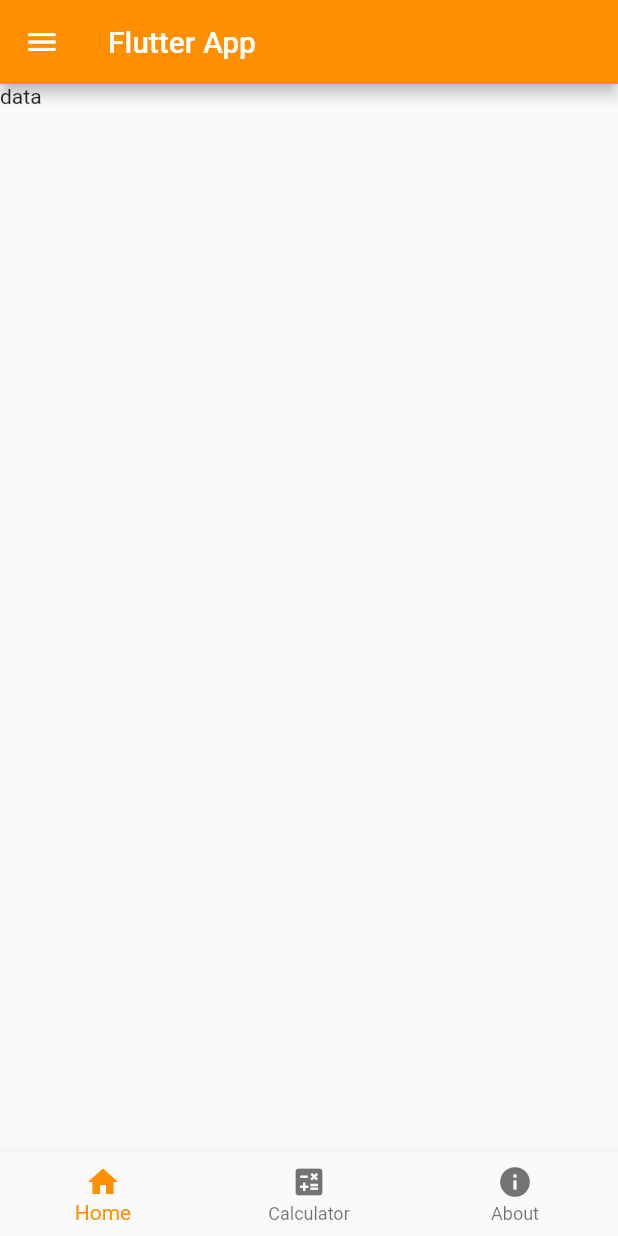
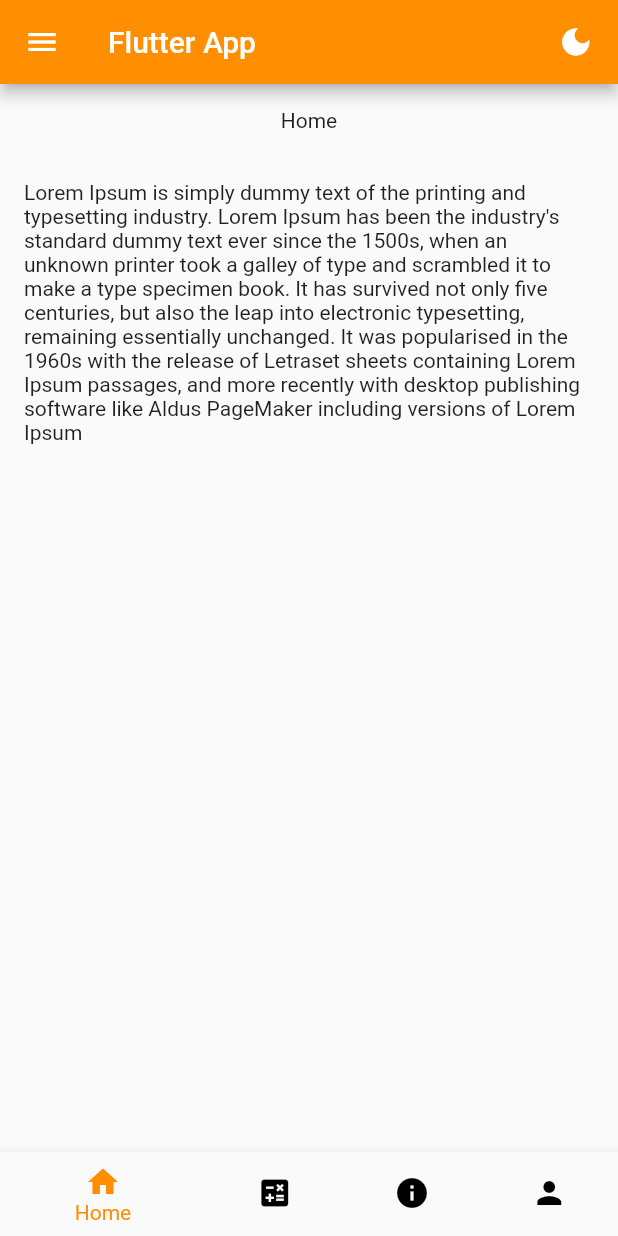
Before and after one commit to ganzagauzy/flutter-calculator, a Flutter app: the screen it shows after launch, on a phone screen of 412 x 824 dp. Run offline on Flutter 3.47's test engine with Material 2 defaults, Android fonts, the phone set to English and light mode, and no system bars.

Commit message:
login and signup

```diff
--- a/lib/main.dart
+++ b/lib/main.dart
@@ -1,35 +1,86 @@
 import 'package:calculator/calculator_screen.dart';
 import 'package:calculator/pages/about.dart';
 import 'package:calculator/pages/home.dart';
+import 'package:calculator/pages/login.dart';
+import 'package:calculator/dependency_injection.dart';
+import 'package:calculator/theme/theme_provider.dart';
+import 'package:calculator/theme/theme.dart';
+import 'package:provider/provider.dart';
+// import 'package:calculator/pages/register.dart';
 import 'package:flutter/material.dart';
 
-/// Flutter code sample for [BottomNavigationBar].
+Future<void> main() async {
+  // DependecyInjection.init();
+  runApp(const MyApp());
+  // DependecyInjection.init();
+  // runApp(
+  //   ChangeNotifierProvider(
+  //     create: (context) => ThemeProvider(),
+  //     child: MyApp(),
+  //   ),
+  // );
+}
 
-void main() => runApp(const BottomNavigationBarExampleApp());
+bool _isDarkMode = false;
 
-class BottomNavigationBarExampleApp extends StatelessWidget {
-  const BottomNavigationBarExampleApp({super.key});
+class MyApp extends StatefulWidget {
+  const MyApp({super.key});
 
   @override
+  State<MyApp> createState() => _MyAppState();
+}
+
+class _MyAppState extends State<MyApp> {
+  final ValueNotifier<ThemeMode> _notifier = ValueNotifier(ThemeMode.light);
+  // This widget is the root of your application.
+  @override
   Widget build(BuildContext context) {
-    return const MaterialApp(
-      home: BottomNavigationBarExample(),
-      debugShowCheckedModeBanner: false,
+    return ValueListenableBuilder<ThemeMode>(
+      valueListenable: _notifier,
+      builder: (_, mode, __) {
+        return MaterialApp(
+          title: 'Flutter Demo',
+          debugShowCheckedModeBanner: false,
+          darkTheme: ThemeData.dark(),
+          // themeMode: mode,
+          // theme: Provider.of<ThemeProvider>(context).themeData,
+          themeMode: _isDarkMode ? ThemeMode.dark : ThemeMode.light,
+          // theme: ThemeData(
+          //   primarySwatch: Colors.blue,
+          // ),
+          home: const MyHomePage(title: 'Flutter App'),
+        );
+      },
     );
   }
 }
 
-class BottomNavigationBarExample extends StatefulWidget {
-  const BottomNavigationBarExample({super.key});
+class MyHomePage extends StatefulWidget {
+  const MyHomePage({super.key, required this.title});
+
+  final String title;
 
   @override
-  State<BottomNavigationBarExample> createState() =>
-      _BottomNavigationBarExampleState();
+  State<MyHomePage> createState() => _MyHomePageState();
 }
 
-class _BottomNavigationBarExampleState
-    extends State<BottomNavigationBarExample> {
+class _MyHomePageState extends State<MyHomePage> {
   int _selectedIndex = 0;
+  // Track the current theme mode
+  // Function to toggle between light and dark themes
+  void _toggleTheme() {
+    setState(() {
+      _isDarkMode = !_isDarkMode; // Toggle the theme mode
+
+      // themeMode = _isDarkMode ? ThemeMode.dark : ThemeMode.light;
+      if (_isDarkMode) {
+        ThemeData.dark();
+      } else {
+        ThemeData.light();
+      }
+    });
+  }
+
   static const TextStyle optionStyle =
       TextStyle(fontSize: 30, fontWeight: FontWeight.bold);
   static const List<Widget> _widgetOptions = <Widget>[
@@ -47,30 +98,43 @@ class _BottomNavigationBarExampleState
     HomeScreen(),
     CalculatorScreen(),
     About(),
-
-    // AboutPage(),
   ];
 
   void _onItemTapped(int index) {
     setState(() {
       _selectedIndex = index;
     });
-    // Navigate to the AboutPage when the "Calculator" item is tapped
-    // if (index == 1) {
-    //   // Assuming "About" item index is 2
-    //   Navigator.push(
-    //     context,
-    //     MaterialPageRoute(builder: (context) => CalculatorScreen()),
-    //   );
-    // }
+    if (index == 3) {
+      Navigator.push(
+        context,
+        MaterialPageRoute(builder: (context) => LoginPage()),
+      );
+    }
   }
 
   @override
   Widget build(BuildContext context) {
     return Scaffold(
       appBar: AppBar(
-        title: const Text('Flutter App'),
+        title: Text(widget.title),
         backgroundColor: Colors.amber[800],
+        actions: [
+          // Add an IconButton to toggle theme
+          IconButton(
+            icon: Icon(_isDarkMode ? Icons.light_mode : Icons.dark_mode),
+            onPressed: () {
+              _toggleTheme();
+              ThemeData.light();
+            },
+            padding: EdgeInsets.all(16.16),
+          ),
+          // ElevatedButton(
+          //     onPressed: () {
+          //       _toggleTheme();
+          //       ThemeData.dark();
+          //     },
+          //     child: Text("data"))
+        ],
       ),
       drawer: Drawer(
         child: ListView(
@@ -101,12 +165,24 @@ class _BottomNavigationBarExampleState
                   _selectedIndex = 2; // Set the selected index to Home
                 });
               },
+            ),
+            ListTile(
+              title: const Text("Login"),
+              onTap: () {
+                Navigator.push(
+                  context,
+                  MaterialPageRoute(builder: (context) => LoginPage()),
+                );
+              },
             )
           ],
         ),
       ),
       body: Center(
-        child: _widgetOptions.elementAt(_selectedIndex),
+        child: _widgetOptions.elementAt(
+          _selectedIndex,
+        ),
+        // child: ElevatedButton(onPressed: () {}, child: Text("Toogle theme")),
       ),
       bottomNavigationBar: BottomNavigationBar(
         items: const <BottomNavigationBarItem>[
@@ -122,11 +198,16 @@ class _BottomNavigationBarExampleState
             icon: Icon(Icons.info),
             label: 'About',
           ),
+          BottomNavigationBarItem(
+            icon: Icon(Icons.person),
+            label: 'Login',
+          ),
         ],
         currentIndex: _selectedIndex,
+        unselectedItemColor: _isDarkMode ? Colors.white : Colors.black,
         selectedItemColor: Colors.amber[800],
         onTap: _onItemTapped,
-        backgroundColor: Colors.grey[50],
+        // backgroundColor: Colors.grey[50],
       ),
     );
   }
--- a/lib/pages/about.dart
+++ b/lib/pages/about.dart
@@ -20,7 +20,22 @@ class _About extends State<About> {
       body: SafeArea(
           bottom: false,
           child: Column(
-            children: [Text("About")],
+            children: [
+              Padding(
+                padding: EdgeInsets.all(16.0),
+                child: Text(
+                  "About",
+                  selectionColor: Colors.amber,
+                ),
+              ),
+              Padding(
+                padding: EdgeInsets.all(16.0),
+                child: Text(
+                  "Lorem Ipsum is simply dummy text of the printing and typesetting industry. Lorem Ipsum has been the industry's standard dummy text ever since the 1500s, when an unknown printer took a galley of type and scrambled it to make a type specimen book. It has survived not only five centuries, but also the leap into electronic typesetting, remaining essentially unchanged. It was popularised in the 1960s with the release of Letraset sheets containing Lorem Ipsum passages, and more recently with desktop publishing software like Aldus PageMaker including versions of Lorem Ipsum",
+                  selectionColor: Colors.amber,
+                ),
+              ),
+            ],
           )),
     );
   }
--- a/lib/pages/home.dart
+++ b/lib/pages/home.dart
@@ -20,7 +20,22 @@ class _HomeScreenState extends State<HomeScreen> {
       body: SafeArea(
           bottom: false,
           child: Column(
-            children: [Text("data")],
+            children: [
+              Padding(
+                padding: EdgeInsets.all(16.0),
+                child: Text(
+                  "Home",
+                  selectionColor: Colors.amber,
+                ),
+              ),
+              Padding(
+                padding: EdgeInsets.all(16.0),
+                child: Text(
+                  "Lorem Ipsum is simply dummy text of the printing and typesetting industry. Lorem Ipsum has been the industry's standard dummy text ever since the 1500s, when an unknown printer took a galley of type and scrambled it to make a type specimen book. It has survived not only five centuries, but also the leap into electronic typesetting, remaining essentially unchanged. It was popularised in the 1960s with the release of Letraset sheets containing Lorem Ipsum passages, and more recently with desktop publishing software like Aldus PageMaker including versions of Lorem Ipsum",
+                  selectionColor: Colors.amber,
+                ),
+              ),
+            ],
           )),
     );
   }
--- /dev/null
+++ b/lib/theme/theme.dart
@@ -0,0 +1,5 @@
+import 'package:flutter/material.dart';
+
+ThemeData lightmode = ThemeData(brightness: Brightness.light);
+
+ThemeData darkmode = ThemeData(brightness: Brightness.dark);
--- /dev/null
+++ b/lib/theme/theme_provider.dart
@@ -0,0 +1,21 @@
+import 'package:calculator/theme/theme.dart';
+import 'package:flutter/material.dart';
+
+class ThemeProvider with ChangeNotifier {
+  ThemeData _themeData = lightmode;
+
+  ThemeData get themeData => _themeData;
+
+  set themeData(ThemeData themeData) {
+    _themeData = themeData;
+    notifyListeners();
+  }
+
+  void toggleTheme() {
+    if (_themeData == lightmode) {
+      themeData = darkmode;
+    } else {
+      themeData = lightmode;
+    }
+  }
+}
--- a/pubspec.yaml
+++ b/pubspec.yaml
@@ -34,6 +34,9 @@ dependencies:
   # The following adds the Cupertino Icons font to your application.
   # Use with the CupertinoIcons class for iOS style icons.
   cupertino_icons: ^1.0.2
+  get: ^3.26.0
+  connectivity_plus: ^3.0.3
+  provider: ^6.1.1
   # math_expression: ^2.0.0
 
 dev_dependencies:
```
Also changed, not shown: lib/controller/network_controller.dart (added, +39 -0 lines), lib/dependency_injection.dart (added, +8 -0 lines), lib/pages/login.dart (added, +166 -0 lines), lib/pages/register.dart (added, +217 -0 lines), lib/pages/theme.dart (added), pubspec.lock, 3 other files.
